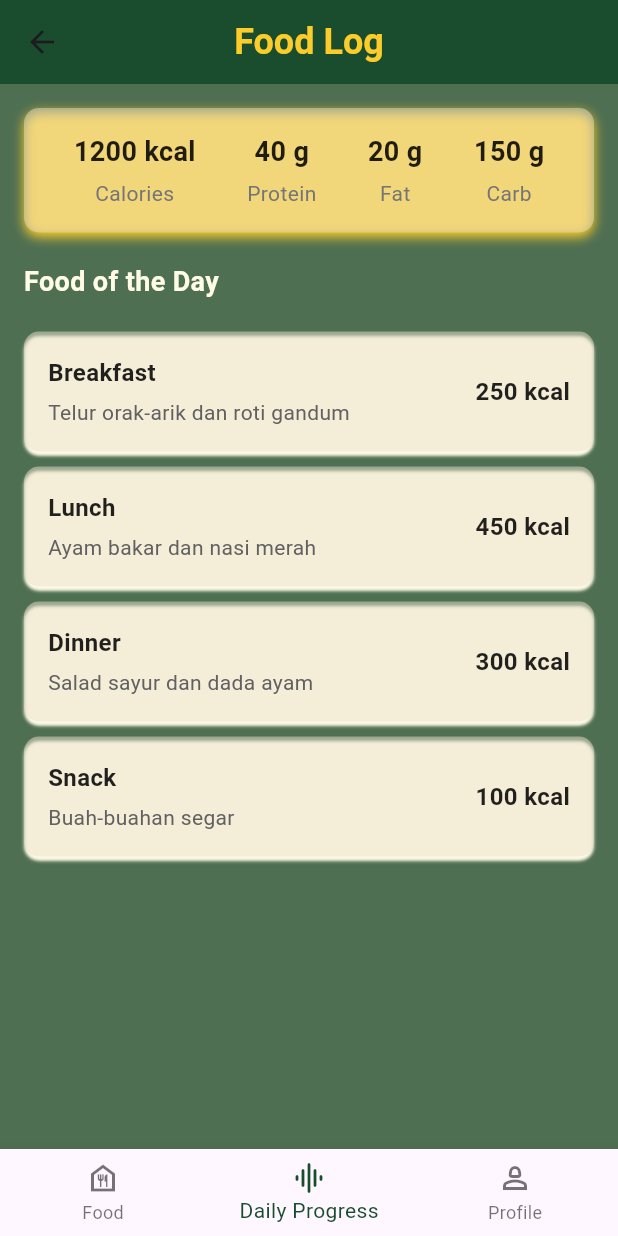
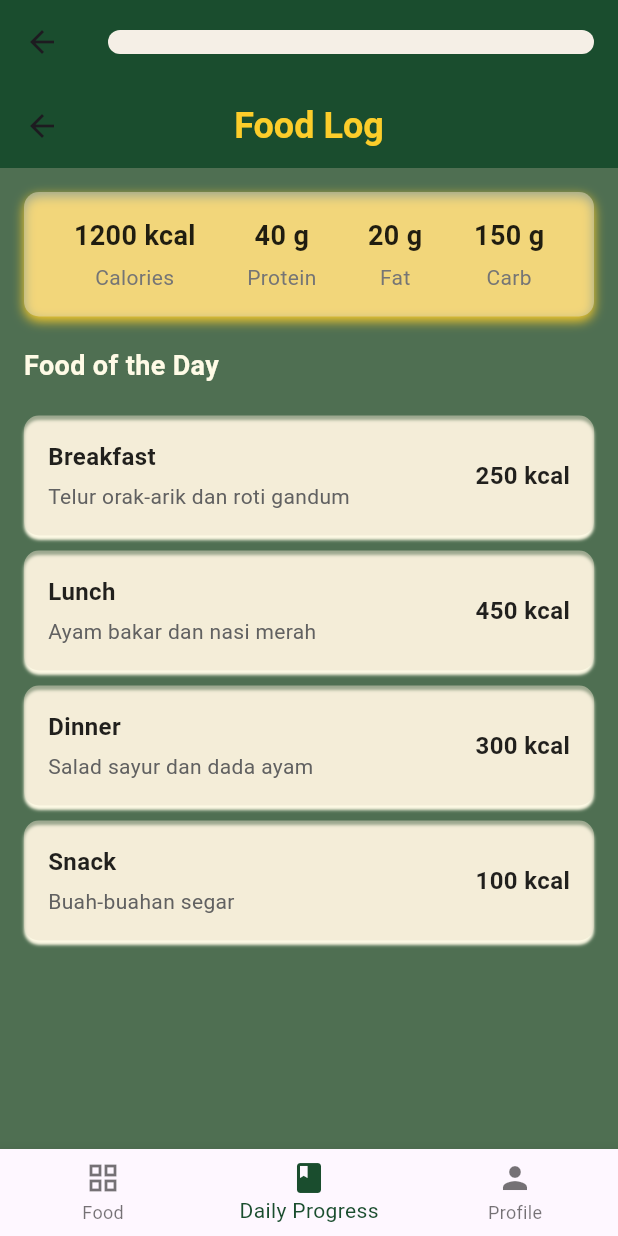
Before and after one commit to gazelle61/EatBalance, a Flutter app: the DashboardPage screen opened by its route, item 2 of the bottom bar chosen, on a phone screen of 412 x 824 dp. Run offline on Flutter 3.47's test engine with Material 3 defaults, Android fonts, the phone set to English and light mode, and no system bars; our stand-ins replace get.

Commit message:
git push origin main

```diff
--- a/lib/pages/dashboard_page.dart
+++ b/lib/pages/dashboard_page.dart
@@ -19,6 +19,18 @@ class DashboardPage extends StatelessWidget {
     return Obx(() {
       return Scaffold(
         backgroundColor: Color(0xFFF5EFE6),
+        appBar: AppBar(
+          backgroundColor: Color(0xFF1A4D2E),
+          elevation: 0,
+          title: Container(
+            margin: EdgeInsets.symmetric(vertical: 10),
+            padding: EdgeInsets.symmetric(horizontal: 20, vertical: 8),
+            decoration: BoxDecoration(
+              color: Color(0xFFF5EFE6),
+              borderRadius: BorderRadius.circular(30),
+            ),
+          ),
+        ),
         body: menus[dashboardController.selectedIndex.value],
         bottomNavigationBar: BottomNavigationBar(
             currentIndex: dashboardController.selectedIndex.value,
@@ -27,14 +39,13 @@ class DashboardPage extends StatelessWidget {
             type: BottomNavigationBarType.fixed,
             items: [
               BottomNavigationBarItem(
-                icon: Icon(Icons.food_bank_outlined),
+                icon: Icon(Icons.grid_view),
                 label: "Food",
               ),
               BottomNavigationBarItem(
-                  icon: Icon(Icons.graphic_eq_rounded),
-                  label: "Daily Progress"),
+                  icon: Icon(Icons.book), label: "Daily Progress"),
               BottomNavigationBarItem(
-                  icon: Icon(Icons.person_2_outlined), label: "Profile"),
+                  icon: Icon(Icons.person), label: "Profile"),
             ]),
       );
     });
```
